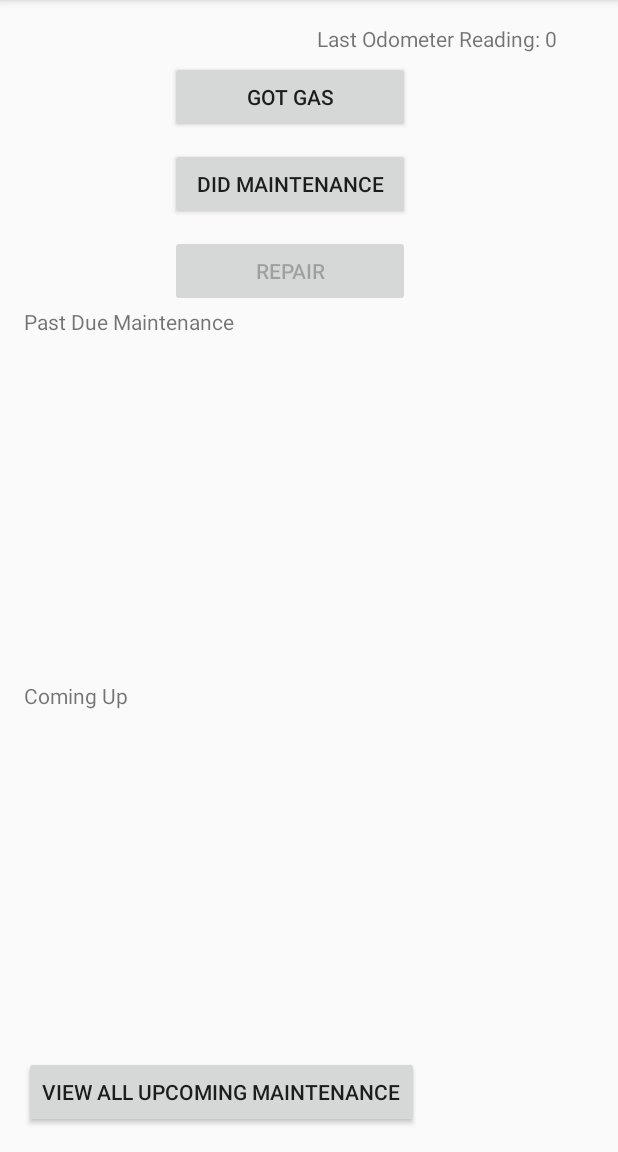
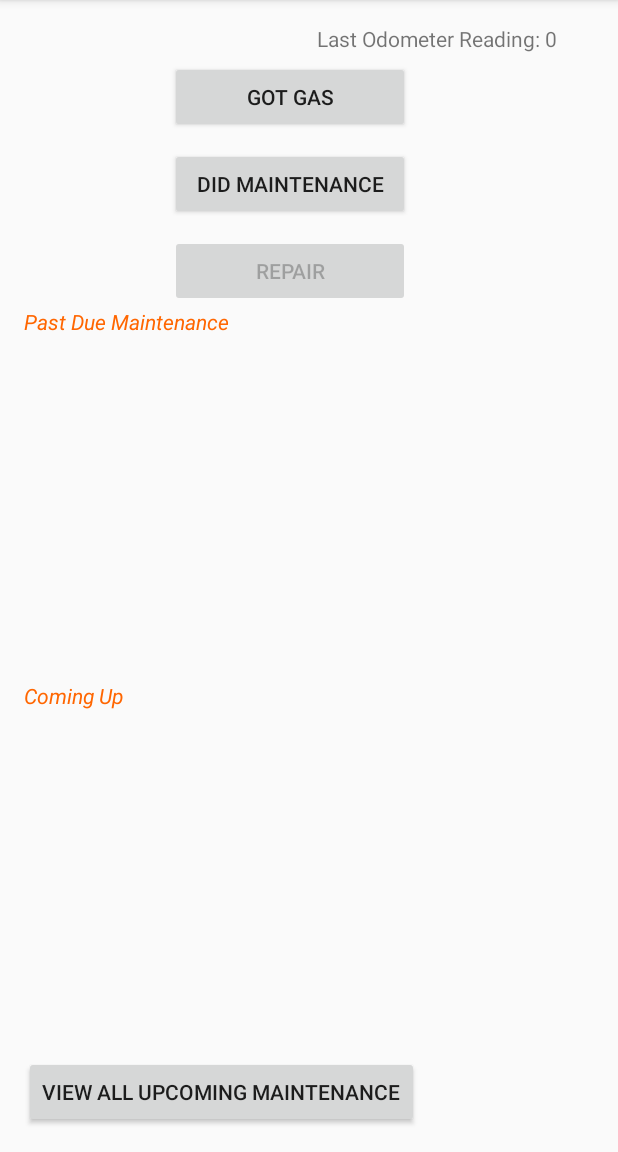
Before and after one commit to deplicator/simple-mileage-and-maintenance, an Android app: the screen it shows after launch (MainActivity), on a phone screen of 412 x 824 dp, the part 84-1236 px from its top. Run offline under Robolectric (Android 15) with nearby library versions, the light colour scheme and no system bars.

Commit message:
Some things to make it look better.

```diff
--- a/app/src/main/java/net/geekwagon/apps/simplemileageandmaintenance/MainActivity.java
+++ b/app/src/main/java/net/geekwagon/apps/simplemileageandmaintenance/MainActivity.java
@@ -12,6 +12,7 @@ import android.view.Menu;
 import android.view.MenuItem;
 import android.widget.Button;
 import android.view.View;
+import android.widget.GridLayout;
 import android.widget.TableLayout;
 import android.widget.TableRow;
 import android.widget.TextView;
@@ -238,6 +239,9 @@ public class MainActivity extends ActionBarActivity {
                         description.setText(check[0]);
                         interval = new TextView(this);
                         interval.setText(check[1]);
+
+                        description.setWidth(500);
+
                         row.addView(description);
                         row.addView(interval);
                         pastdue.addView(row);
@@ -253,6 +257,9 @@ public class MainActivity extends ActionBarActivity {
                         description.setText(check[0]);
                         interval = new TextView(this);
                         interval.setText(check[1]);
+
+                        description.setWidth(500);
+
                         row.addView(description);
                         row.addView(interval);
                         soondue.addView(row);
--- a/app/src/main/java/net/geekwagon/apps/simplemileageandmaintenance/ViewUpcomingActivity.java
+++ b/app/src/main/java/net/geekwagon/apps/simplemileageandmaintenance/ViewUpcomingActivity.java
@@ -94,6 +94,7 @@ public class ViewUpcomingActivity extends ActionBarActivity {
                 description.setText(item[0]);
                 interval = new TextView(this);
                 interval.setText(item[1]);
+                description.setWidth(500);
                 row.addView(description);
                 row.addView(interval);
                 ll.addView(row);
--- a/app/src/main/res/layout/activity_main.xml
+++ b/app/src/main/res/layout/activity_main.xml
@@ -21,7 +21,8 @@
                 android:layout_height="wrap_content"
                 android:text="Last Odometer Reading: 0"
                 android:id="@+id/display_odometer"
-                android:layout_gravity="right"/>
+                android:layout_gravity="right"
+                android:textColorLink="#ff6600"/>
 
             <Button
                 android:layout_width="160dp"
@@ -71,7 +72,9 @@
                 android:layout_width="wrap_content"
                 android:layout_height="wrap_content"
                 android:text="Past Due Maintenance"
-                android:id="@+id/textView4"/>
+                android:id="@+id/textView4"
+                android:textStyle="italic"
+                android:textColor="#ff6600"/>
 
             <TableLayout
                 android:layout_width="fill_parent"
@@ -89,7 +92,9 @@
                 android:layout_width="wrap_content"
                 android:layout_height="wrap_content"
                 android:text="Coming Up"
-                android:id="@+id/textView5"/>
+                android:id="@+id/textView5"
+                android:textStyle="italic"
+                android:textColor="#ff6600"/>
 
             <TableLayout
                 android:layout_width="match_parent"
```
